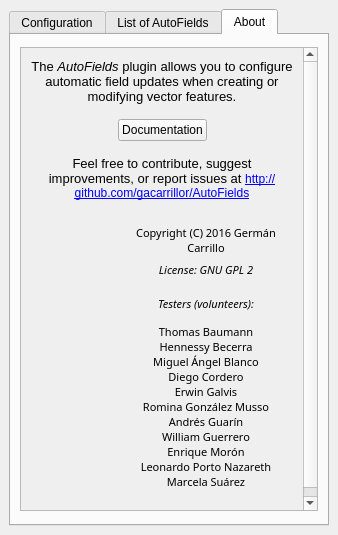
First picture: the form in Ui_AutoFields_dock.ui, repository gacarrillor/AutoFields, before the edit.
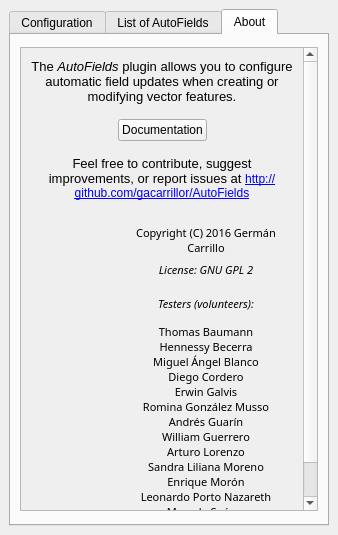
Second picture: the form after the edit. The open tabs and pages were chosen to show the change. Icons and pictures are not drawn.

Commit message: GUI: Added new testers to About tab.

```diff
--- a/Ui_AutoFields_dock.ui
+++ b/Ui_AutoFields_dock.ui
@@ -852,9 +852,9 @@
            <property name="geometry">
             <rect>
              <x>0</x>
-             <y>0</y>
+             <y>-67</y>
              <width>282</width>
-             <height>511</height>
+             <height>532</height>
             </rect>
            </property>
            <layout class="QVBoxLayout" name="verticalLayout_7">
@@ -1120,6 +1120,8 @@
 Romina González Musso&lt;br/&gt;
 Andrés Guarín&lt;br/&gt;
 William Guerrero&lt;br/&gt;
+Arturo Lorenzo&lt;br/&gt;
+Sandra Liliana Moreno&lt;br/&gt;
 Enrique Morón&lt;br/&gt;
 Leonardo Porto Nazareth&lt;br/&gt;
 Marcela Suárez&lt;br/&gt;
```
The commit also changes 1 other file.
